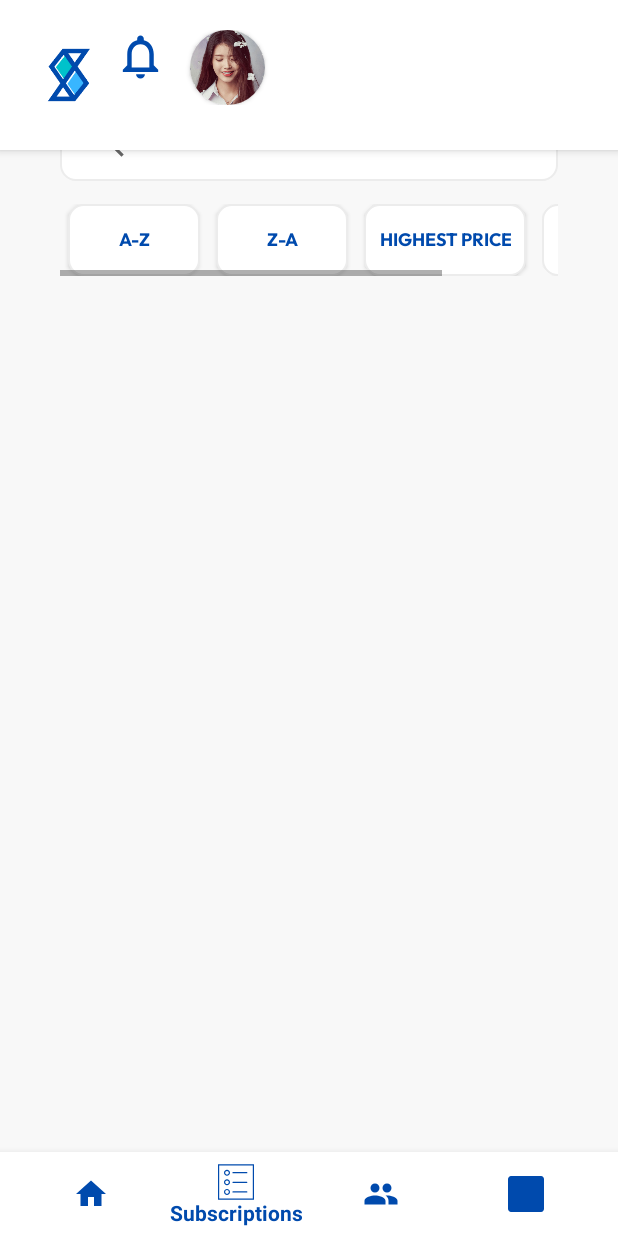
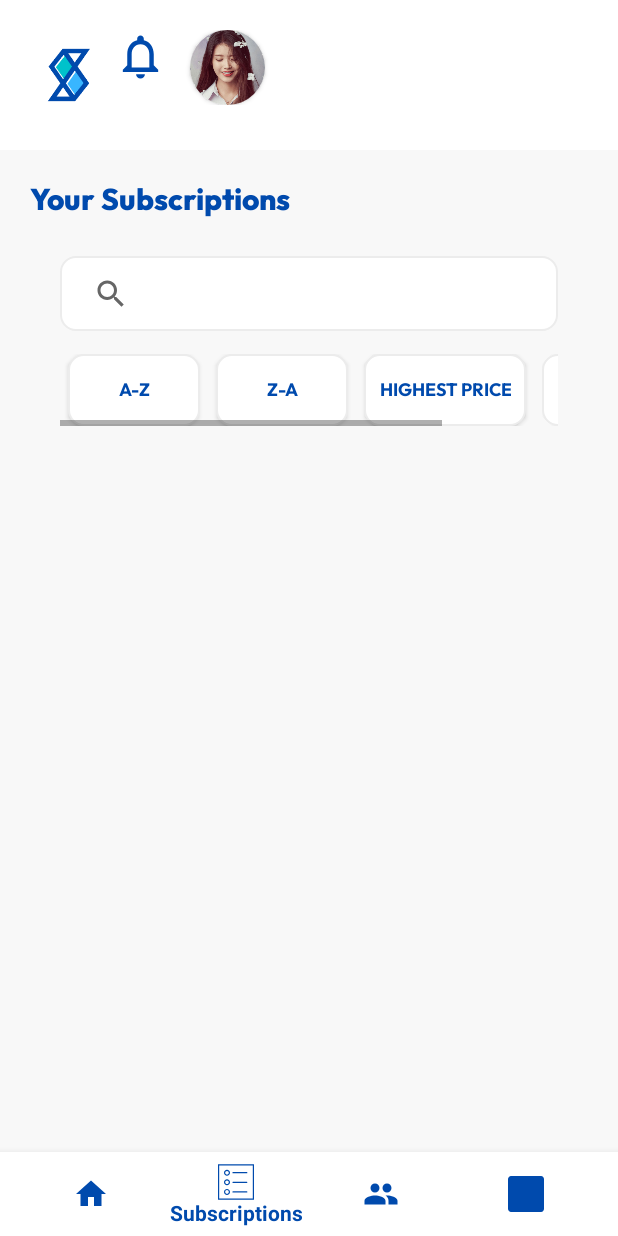
Before and after one commit to karacelly/subscriptly, an Android app: the HomeActivity screen opened directly, with no data from a screen before it, item 2 of the bottom bar chosen, on a phone screen of 412 x 824 dp. Run offline under Robolectric (Android 15) with nearby library versions, the phone set to English and light mode, and no system bars; our stand-ins replace Firebase (no records; nobody signed in at launch, a user with empty details on screens opened directly), FlexboxLayout.

Commit message:
add top navbar

```diff
--- a/app/src/main/java/edu/bluejack21_2/subscriptly/HomeActivity.java
+++ b/app/src/main/java/edu/bluejack21_2/subscriptly/HomeActivity.java
@@ -12,6 +12,7 @@ import androidx.viewpager2.widget.ViewPager2;
 import com.google.android.material.bottomnavigation.BottomNavigationView;
 
 import edu.bluejack21_2.subscriptly.adapter.ViewPagerAdapter;
+import edu.bluejack21_2.subscriptly.fragments.TopNavBarFragment;
 import edu.bluejack21_2.subscriptly.ui.home.HomeFragment;
 
 public class HomeActivity extends AppCompatActivity {
@@ -35,6 +36,7 @@ public class HomeActivity extends AppCompatActivity {
 //        Toolbar myToolbar = (Toolbar) findViewById(R.id.my_toolbar);
 //        setSupportActionBar(myToolbar);
         initComponents();
+        loadFragment(new TopNavBarFragment(), R.id.top_bar);
 
         mBottomNavigation.setOnItemSelectedListener(item -> {
             Log.d("ViewPager BottomNavigation", item.toString());
@@ -59,13 +61,14 @@ public class HomeActivity extends AppCompatActivity {
             return true;
         });
 
-        loadFragment(new HomeFragment());
+//        loadFragment(new HomeFragment(), R.id.container_frame_layout);
+        viewPager.setCurrentItem(0);
     }
 
-    private boolean loadFragment(Fragment fragment) {
+    private boolean loadFragment(Fragment fragment, int destination) {
         if (fragment != null) {
             FragmentTransaction ft = getSupportFragmentManager().beginTransaction();
-            ft.replace(R.id.container_frame_layout, fragment);
+            ft.replace(destination, fragment);
             ft.commit();
             return true;
         }
--- a/app/src/main/java/edu/bluejack21_2/subscriptly/fragments/TopNavBarFragment.java
+++ b/app/src/main/java/edu/bluejack21_2/subscriptly/fragments/TopNavBarFragment.java
@@ -2,15 +2,19 @@ package edu.bluejack21_2.subscriptly.fragments;
 
 import android.os.Bundle;
 
+import androidx.cardview.widget.CardView;
 import androidx.fragment.app.Fragment;
 
 import android.view.LayoutInflater;
 import android.view.View;
 import android.view.ViewGroup;
+import android.widget.PopupMenu;
 
 import edu.bluejack21_2.subscriptly.R;
+import edu.bluejack21_2.subscriptly.ui.subs_detail.SubscriptionDetailMemberFragment;
 
 public class TopNavBarFragment extends Fragment {
+    CardView profileIcon;
 
     public TopNavBarFragment() {
         // Required empty public constructor
@@ -22,8 +26,9 @@ public class TopNavBarFragment extends Fragment {
     }
 
     @Override
-    public void onCreate(Bundle savedInstanceState) {
-        super.onCreate(savedInstanceState);
+    public void onViewCreated(View view,Bundle savedInstanceState) {
+        super.onViewCreated(view, savedInstanceState);
+        createMenu(view);
     }
 
     @Override
@@ -32,4 +37,18 @@ public class TopNavBarFragment extends Fragment {
         // Inflate the layout for this fragment
         return inflater.inflate(R.layout.fragment_top_nav_bar, container, false);
     }
+
+    public void createMenu(View v){
+        profileIcon = v.findViewById(R.id.profile_icon);
+
+        profileIcon.setOnClickListener(new View.OnClickListener() {
+            @Override
+            public void onClick(View view) {
+                PopupMenu popupMenu = new PopupMenu(getActivity(), profileIcon);
+
+                popupMenu.getMenuInflater().inflate(R.menu.profile_menu, popupMenu.getMenu());
+                popupMenu.show();
+            }
+        });
+    }
 }
--- a/app/src/main/res/layout/activity_home.xml
+++ b/app/src/main/res/layout/activity_home.xml
@@ -6,32 +6,16 @@
     android:layout_height="match_parent"
     tools:context=".HomeActivity">
 
-        <fragment
-            android:id="@+id/top_bar"
-            android:name="edu.bluejack21_2.subscriptly.fragments.TopNavBarFragment"
-            android:layout_width="match_parent"
-            android:layout_height="wrap_content" />
-
-    <LinearLayout
+    <FrameLayout
+        android:id="@+id/top_bar"
         android:layout_width="match_parent"
-        android:layout_height="wrap_content">
-
-        <ScrollView
-            android:layout_width="match_parent"
-            android:layout_height="wrap_content">
-
-            <FrameLayout
-                android:id="@+id/container_frame_layout"
-                android:layout_width="match_parent"
-                android:layout_height="wrap_content"></FrameLayout>
-        </ScrollView>
-    </LinearLayout>
-
+        android:layout_height="wrap_content" />
 
     <androidx.viewpager2.widget.ViewPager2
         android:id="@+id/view_pager"
         android:layout_width="match_parent"
-        android:layout_height="match_parent" />
+        android:layout_height="wrap_content"
+        android:layout_below="@id/top_bar"/>
 
     <com.google.android.material.bottomnavigation.BottomNavigationView
         android:id="@+id/buttom_navigation"
--- a/app/src/main/res/layout/fragment_top_nav_bar.xml
+++ b/app/src/main/res/layout/fragment_top_nav_bar.xml
@@ -1,23 +1,15 @@
 <?xml version="1.0" encoding="utf-8"?>
-<!--<FrameLayout -->
-<!--    android:layout_width="match_parent"-->
-<!--    android:layout_height="match_parent"-->
-<!--    -->
-<!--    tools:ignore="MissingDefaultResource">-->
-
-<!--    &lt;!&ndash; TODO: Update blank fragment layout &ndash;&gt;-->
-<!--    <TextView-->
-<!--        android:layout_width="match_parent"-->
-<!--        android:layout_height="match_parent"-->
-<!--        android:text="@string/hello_blank_fragment" />-->
-
-<!--</FrameLayout>-->
-<com.google.android.material.appbar.AppBarLayout
+<FrameLayout
     xmlns:app="http://schemas.android.com/apk/res-auto"
     xmlns:android="http://schemas.android.com/apk/res/android"
     xmlns:tools="http://schemas.android.com/tools"
     android:layout_width="match_parent"
+    android:layout_height="wrap_content">
+
+    <com.google.android.material.appbar.AppBarLayout
+        android:layout_width="match_parent"
         android:layout_height="wrap_content"
+        app:layout_constraintTop_toTopOf="parent"
         tools:context=".fragments.TopNavBarFragment">
 
         <androidx.appcompat.widget.Toolbar
@@ -52,6 +44,7 @@
                         android:src="@drawable/ic_notification" />
 
                     <androidx.cardview.widget.CardView
+                        android:id="@+id/profile_icon"
                         android:layout_width="50dp"
                         android:layout_height="50dp"
                         android:layout_marginLeft="15dp"
@@ -67,3 +60,5 @@
             </com.google.android.flexbox.FlexboxLayout>
         </androidx.appcompat.widget.Toolbar>
     </com.google.android.material.appbar.AppBarLayout>
+
+</FrameLayout>
--- /dev/null
+++ b/app/src/main/res/menu/profile_menu.xml
@@ -0,0 +1,12 @@
+<?xml version="1.0" encoding="utf-8"?>
+<menu xmlns:android="http://schemas.android.com/apk/res/android">
+    <item
+        android:id="@+id/menu_profile"
+        android:title="Profile" />
+    <item
+        android:id="@+id/menu_my_transaction"
+        android:title="My Transaction" />
+    <item
+        android:id="@+id/menu_logout"
+        android:title="Logout" />
+</menu>
```
Lines whose indentation alone changed are shown as unchanged.
